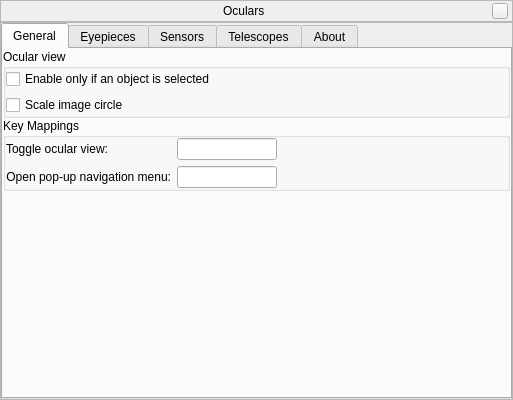
Before: the Qt Designer form plugins/Oculars/src/gui/ocularDialog.ui in 519984307/stellarium_src, drawn with Qt 5.
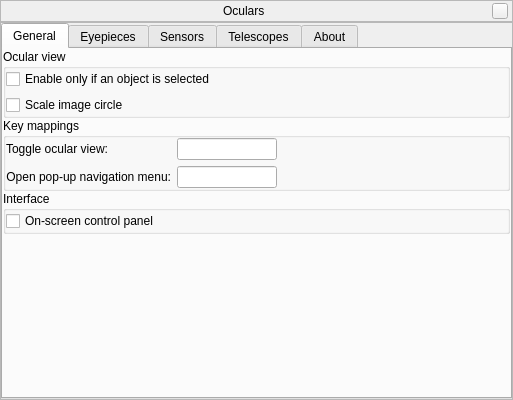
After: the same form once the commit is applied. Icons and pictures are not drawn. Custom widgets are drawn as their Qt base class.

Commit message: added an option to toggle the Oculars control panel

The edit to the form file:
```diff
--- a/plugins/Oculars/src/gui/ocularDialog.ui
+++ b/plugins/Oculars/src/gui/ocularDialog.ui
@@ -189,7 +189,7 @@
           <item>
            <widget class="QGroupBox" name="groupBox">
             <property name="title">
-             <string>Key Mappings</string>
+             <string>Key mappings</string>
             </property>
             <layout class="QFormLayout" name="formLayout_3">
              <property name="margin">
@@ -259,6 +259,25 @@
             </layout>
            </widget>
           </item>
+          <item>
+           <widget class="QGroupBox" name="groupBoxInterface">
+            <property name="title">
+             <string>Interface</string>
+            </property>
+            <layout class="QVBoxLayout" name="verticalLayout_8">
+             <property name="margin">
+              <number>0</number>
+             </property>
+             <item>
+              <widget class="QCheckBox" name="checkBoxControlPanel">
+               <property name="text">
+                <string>On-screen control panel</string>
+               </property>
+              </widget>
+             </item>
+            </layout>
+           </widget>
+          </item>
           <item>
            <spacer name="verticalSpacer_3">
             <property name="orientation">
```
The commit also changes 4 other files.
